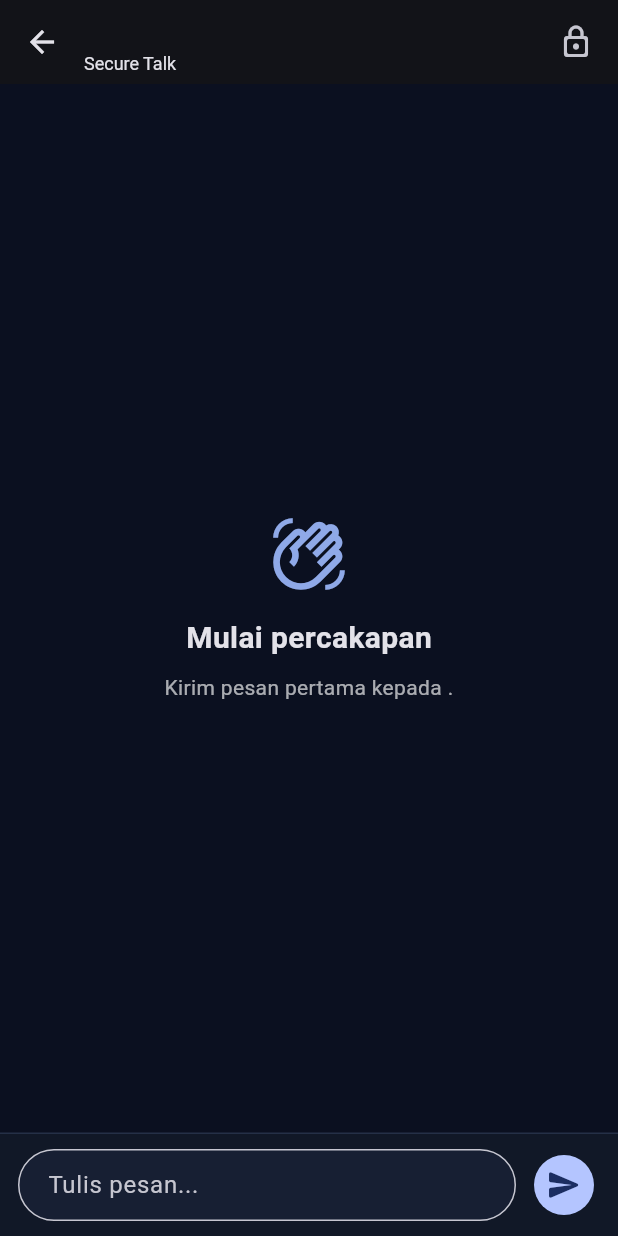
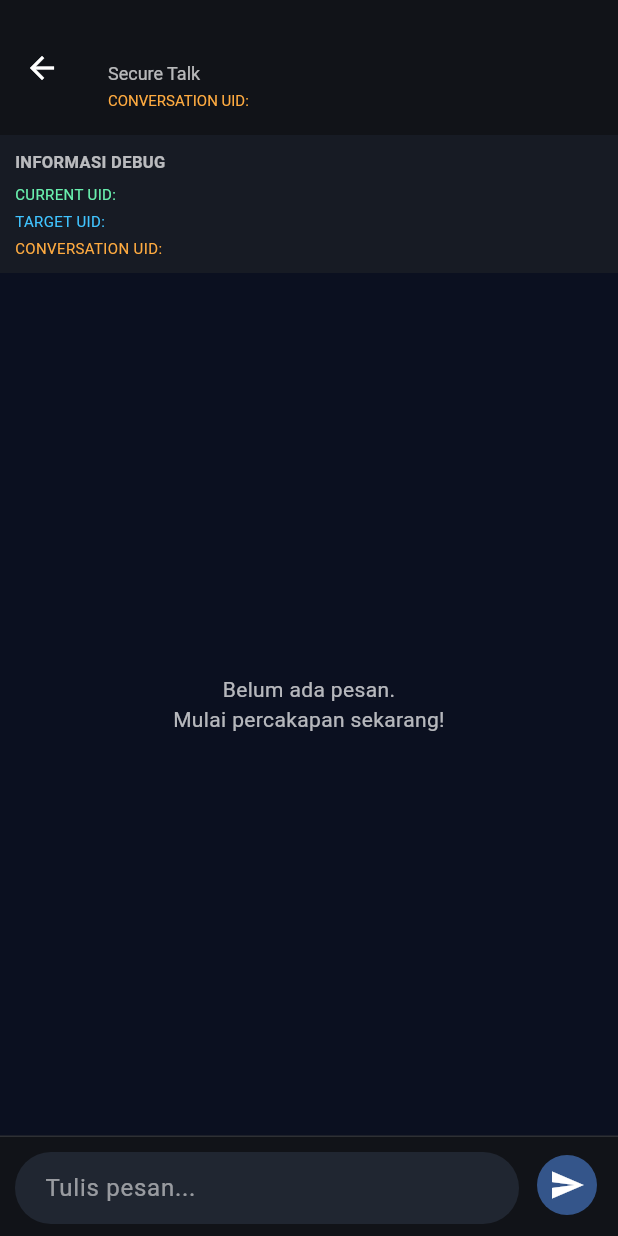
Before and after one commit to andikarafon/secure_talk_and_chat, a Flutter app: the ChatPage screen opened directly with empty values, on a phone screen of 412 x 824 dp. Run offline on Flutter 3.47's test engine with Material 3 defaults, Android fonts, the phone set to English and light mode, and no system bars; our stand-ins replace cloud_firestore, firebase_auth, firebase_core; accounts and stored records are empty.

Commit message:
5.4 Done, chat real time

```diff
--- a/lib/screens/chat_page.dart
+++ b/lib/screens/chat_page.dart
@@ -62,7 +62,6 @@ class _ChatPageState extends State<ChatPage> {
     } catch (e) {
       if (!mounted) return;
 
-      // Pulihkan teks agar pengguna tidak perlu mengetik ulang.
       _messageController.text = text;
       _messageController.selection = TextSelection.collapsed(
         offset: _messageController.text.length,
@@ -71,7 +70,7 @@ class _ChatPageState extends State<ChatPage> {
       ScaffoldMessenger.of(context).showSnackBar(
         SnackBar(
           content: Text('Gagal mengirim pesan: $e'),
-          behavior: SnackBarBehavior.floating,
+          duration: const Duration(seconds: 5),
         ),
       );
     } finally {
@@ -83,32 +82,69 @@ class _ChatPageState extends State<ChatPage> {
     }
   }
 
-  String _formatTime(dynamic timestamp) {
-    if (timestamp is! Timestamp) {
+  String _formatTime(dynamic value) {
+    if (value is Timestamp) {
+      final date = value.toDate();
+      final hour = date.hour.toString().padLeft(2, '0');
+      final minute = date.minute.toString().padLeft(2, '0');
+      return '$hour:$minute';
+    }
+
     return 'Mengirim...';
   }
 
-    final date = timestamp.toDate().toLocal();
-    final hour = date.hour.toString().padLeft(2, '0');
-    final minute = date.minute.toString().padLeft(2, '0');
-
-    return '$hour:$minute';
+  Widget _buildConversationInfo() {
+    return Container(
+      width: double.infinity,
+      padding: const EdgeInsets.all(10),
+      color: const Color(0xFF171B24),
+      child: Column(
+        crossAxisAlignment: CrossAxisAlignment.start,
+        children: [
+          const Text(
+            'INFORMASI DEBUG',
+            style: TextStyle(
+              color: Colors.white70,
+              fontSize: 11,
+              fontWeight: FontWeight.bold,
+            ),
+          ),
+          const SizedBox(height: 6),
+          SelectableText(
+            'CURRENT UID: ${_currentUid ?? "Belum login"}',
+            style: const TextStyle(color: Colors.greenAccent, fontSize: 10),
+          ),
+          const SizedBox(height: 4),
+          SelectableText(
+            'TARGET UID: ${widget.otherUserId}',
+            style: const TextStyle(color: Colors.lightBlueAccent, fontSize: 10),
+          ),
+          const SizedBox(height: 4),
+          SelectableText(
+            'CONVERSATION UID: ${widget.conversationId}',
+            style: const TextStyle(color: Colors.orangeAccent, fontSize: 10),
+          ),
+        ],
+      ),
+    );
   }
 
-  Widget _buildMessage(Map<String, dynamic> data) {
+  Widget _buildMessage(QueryDocumentSnapshot<Map<String, dynamic>> document) {
+    final data = document.data();
     final isMine = data['senderId'] == _currentUid;
     final text = data['text'] as String? ?? '';
+    final time = _formatTime(data['createdAt']);
 
     return Align(
       alignment: isMine ? Alignment.centerRight : Alignment.centerLeft,
       child: Container(
         constraints: BoxConstraints(
-          maxWidth: MediaQuery.sizeOf(context).width * 0.78,
+          maxWidth: MediaQuery.of(context).size.width * 0.78,
         ),
-        margin: const EdgeInsets.only(bottom: 10),
+        margin: const EdgeInsets.symmetric(horizontal: 12, vertical: 4),
         padding: const EdgeInsets.symmetric(horizontal: 14, vertical: 10),
         decoration: BoxDecoration(
-          color: isMine ? const Color(0xFF4776F5) : const Color(0xFF171F33),
+          color: isMine ? const Color(0xFF34558A) : const Color(0xFF202631),
           borderRadius: BorderRadius.only(
             topLeft: const Radius.circular(16),
             topRight: const Radius.circular(16),
@@ -123,21 +159,13 @@ class _ChatPageState extends State<ChatPage> {
               alignment: Alignment.centerLeft,
               child: Text(
                 text,
-                softWrap: true,
-                style: const TextStyle(
-                  fontSize: 15,
-                  height: 1.4,
-                  color: Colors.white,
+                style: const TextStyle(color: Colors.white, fontSize: 15),
               ),
             ),
-            ),
-            const SizedBox(height: 4),
+            const SizedBox(height: 5),
             Text(
-              _formatTime(data['createdAt']),
-              style: TextStyle(
-                fontSize: 10,
-                color: Colors.white.withValues(alpha: 0.7),
-              ),
+              time,
+              style: const TextStyle(color: Colors.white70, fontSize: 10),
             ),
           ],
         ),
@@ -152,10 +180,11 @@ class _ChatPageState extends State<ChatPage> {
         if (snapshot.hasError) {
           return Center(
             child: Padding(
-              padding: const EdgeInsets.all(24),
+              padding: const EdgeInsets.all(16),
               child: Text(
-                'Gagal memuat pesan.\n${snapshot.error}',
+                'Gagal memuat pesan:\n${snapshot.error}',
                 textAlign: TextAlign.center,
+                style: const TextStyle(color: Colors.redAccent),
               ),
             ),
           );
@@ -166,35 +195,16 @@ class _ChatPageState extends State<ChatPage> {
           return const Center(child: CircularProgressIndicator());
         }
 
-        final messages = snapshot.data?.docs ?? [];
+        final documents = snapshot.data?.docs ?? [];
 
-        if (messages.isEmpty) {
-          return Center(
+        if (documents.isEmpty) {
+          return const Center(
             child: Padding(
-              padding: const EdgeInsets.all(24),
-              child: Column(
-                mainAxisSize: MainAxisSize.min,
-                children: [
-                  const Icon(
-                    Icons.waving_hand_outlined,
-                    size: 52,
-                    color: Color(0xFF8FA9E8),
-                  ),
-                  const SizedBox(height: 16),
-                  const Text(
-                    'Mulai percakapan',
-                    style: TextStyle(fontSize: 20, fontWeight: FontWeight.bold),
-                  ),
-                  const SizedBox(height: 8),
-                  Text(
-                    'Kirim pesan pertama kepada '
-                    '${widget.otherUserName}.',
+              padding: EdgeInsets.all(24),
+              child: Text(
+                'Belum ada pesan.\nMulai percakapan sekarang!',
                 textAlign: TextAlign.center,
-                    style: TextStyle(
-                      color: Colors.white.withValues(alpha: 0.65),
-                    ),
-                  ),
-                ],
+                style: TextStyle(color: Colors.white70),
               ),
             ),
           );
@@ -202,10 +212,11 @@ class _ChatPageState extends State<ChatPage> {
 
         return ListView.builder(
           controller: _scrollController,
-          padding: const EdgeInsets.fromLTRB(16, 16, 16, 8),
-          itemCount: messages.length,
+          reverse: false,
+          padding: const EdgeInsets.symmetric(vertical: 12),
+          itemCount: documents.length,
           itemBuilder: (context, index) {
-            return _buildMessage(messages[index].data());
+            return _buildMessage(documents[index]);
           },
         );
       },
@@ -216,10 +227,10 @@ class _ChatPageState extends State<ChatPage> {
     return SafeArea(
       top: false,
       child: Container(
-        padding: const EdgeInsets.fromLTRB(12, 10, 12, 10),
+        padding: const EdgeInsets.fromLTRB(10, 8, 10, 8),
         decoration: const BoxDecoration(
-          color: Color(0xFF111827),
-          border: Border(top: BorderSide(color: Color(0xFF253047))),
+          color: Color(0xFF111318),
+          border: Border(top: BorderSide(color: Colors.white12)),
         ),
         child: Row(
           crossAxisAlignment: CrossAxisAlignment.end,
@@ -230,34 +241,46 @@ class _ChatPageState extends State<ChatPage> {
                 minLines: 1,
                 maxLines: 5,
                 maxLength: 4000,
-                enabled: !_sending,
-                textCapitalization: TextCapitalization.sentences,
-                textInputAction: TextInputAction.send,
-                onSubmitted: (_) => _sendMessage(),
+                style: const TextStyle(color: Colors.white),
                 decoration: InputDecoration(
                   hintText: 'Tulis pesan...',
+                  hintStyle: const TextStyle(color: Colors.white54),
                   counterText: '',
+                  filled: true,
+                  fillColor: const Color(0xFF202631),
                   contentPadding: const EdgeInsets.symmetric(
                     horizontal: 16,
                     vertical: 12,
                   ),
                   border: OutlineInputBorder(
                     borderRadius: BorderRadius.circular(24),
+                    borderSide: BorderSide.none,
                   ),
                 ),
+                onSubmitted: (_) => _sendMessage(),
               ),
             ),
             const SizedBox(width: 8),
-            IconButton.filled(
-              tooltip: 'Kirim pesan',
+            Padding(
+              padding: const EdgeInsets.only(bottom: 2),
+              child: IconButton(
                 onPressed: _sending ? null : _sendMessage,
+                style: IconButton.styleFrom(
+                  backgroundColor: const Color(0xFF34558A),
+                  foregroundColor: Colors.white,
+                  disabledBackgroundColor: Colors.grey,
+                ),
                 icon: _sending
                     ? const SizedBox(
-                      width: 18,
-                      height: 18,
-                      child: CircularProgressIndicator(strokeWidth: 2),
+                        width: 20,
+                        height: 20,
+                        child: CircularProgressIndicator(
+                          strokeWidth: 2,
+                          color: Colors.white,
+                        ),
                       )
-                  : const Icon(Icons.send_rounded),
+                    : const Icon(Icons.send),
+              ),
             ),
           ],
         ),
@@ -268,31 +291,35 @@ class _ChatPageState extends State<ChatPage> {
   @override
   Widget build(BuildContext context) {
     return Scaffold(
+      backgroundColor: const Color(0xFF0B1020),
       appBar: AppBar(
-        titleSpacing: 0,
+        backgroundColor: const Color(0xFF111318),
+        foregroundColor: Colors.white,
+        toolbarHeight: 90,
         title: Column(
           crossAxisAlignment: CrossAxisAlignment.start,
+          mainAxisSize: MainAxisSize.min,
           children: [
             Text(
               widget.otherUserName,
-              maxLines: 1,
-              overflow: TextOverflow.ellipsis,
+              style: const TextStyle(fontSize: 18, fontWeight: FontWeight.w600),
             ),
+            const SizedBox(height: 2),
             const Text(
               'Secure Talk',
-              style: TextStyle(fontSize: 12, fontWeight: FontWeight.normal),
+              style: TextStyle(fontSize: 12, color: Colors.white70),
+            ),
+            const SizedBox(height: 4),
+            SelectableText(
+              'CONVERSATION UID: ${widget.conversationId}',
+              style: const TextStyle(fontSize: 10, color: Colors.orangeAccent),
             ),
           ],
         ),
-        actions: const [
-          Padding(
-            padding: EdgeInsets.only(right: 16),
-            child: Icon(Icons.lock_outline_rounded),
-          ),
-        ],
       ),
       body: Column(
         children: [
+          _buildConversationInfo(),
           Expanded(child: _buildMessages()),
           _buildComposer(),
         ],
```
Also changed, not shown: lib/screens/users_page.dart (+167 -115 lines). Lines whose indentation alone changed are shown as unchanged.
